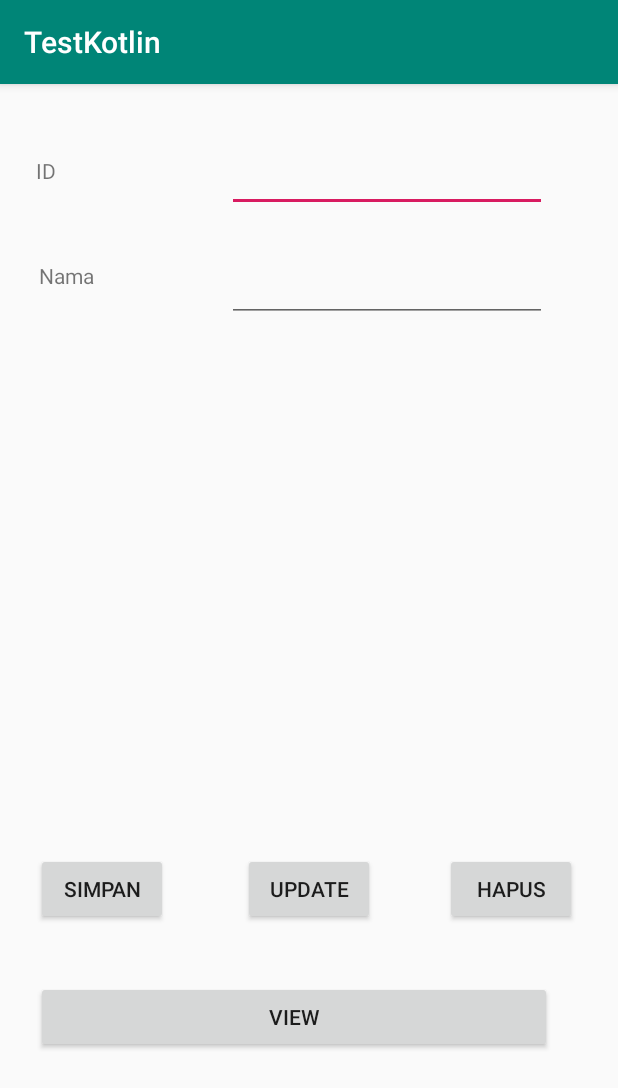
After one commit to ryansat/kotlin-php, an Android app: the CRUD screen opened directly, with no data from a screen before it, on a phone screen of 412 x 824 dp. The commit adds this screen. Shown: the top 1088 px of the screen. Run offline under Robolectric (Android 15) with nearby library versions, the phone set to English and light mode, and no system bars.

Commit message:
add crud
add crud kotlin

```diff
--- a/app/src/main/AndroidManifest.xml
+++ b/app/src/main/AndroidManifest.xml
@@ -35,6 +35,8 @@
         </activity>
         <activity android:name=".MainHome">
         </activity>
+        <activity android:name=".CRUD">
+        </activity>
     </application>
 
 </manifest>
--- /dev/null
+++ b/app/src/main/res/layout/activity_crud.xml
@@ -0,0 +1,57 @@
+<?xml version="1.0" encoding="utf-8"?>
+<RelativeLayout
+        xmlns:android="http://schemas.android.com/apk/res/android"
+        xmlns:tools="http://schemas.android.com/tools"
+        xmlns:app="http://schemas.android.com/apk/res-auto"
+        android:layout_width="match_parent"
+        android:layout_height="match_parent"
+        tools:context=".CRUD">
+
+    <Button
+            android:text="Simpan"
+            android:layout_width="wrap_content"
+            android:layout_height="wrap_content" tools:layout_editor_absoluteY="268dp"
+            tools:layout_editor_absoluteX="16dp" android:id="@+id/button" android:layout_alignParentStart="true"
+            android:layout_marginStart="24dp" android:layout_alignParentBottom="true"
+            android:layout_marginBottom="207dp" android:onClick="btnSimpan"/>
+    <Button
+            android:text="UPDATE"
+            android:layout_width="wrap_content"
+            android:layout_height="wrap_content" android:layout_centerHorizontal="true"
+            android:layout_alignTop="@+id/button" android:id="@+id/button2" android:onClick="btnUpdate"/>
+    <Button
+            android:text="HAPUS"
+            android:layout_width="wrap_content"
+            android:layout_height="wrap_content" android:layout_alignParentEnd="true" android:layout_marginEnd="27dp"
+            android:layout_alignTop="@+id/button" android:id="@+id/button3" android:onClick="btnHapus"/>
+    <EditText
+            android:layout_width="wrap_content"
+            android:layout_height="wrap_content"
+            android:inputType="textPersonName"
+            android:ems="10"
+            android:layout_alignParentEnd="true" android:layout_alignParentTop="true" android:layout_marginEnd="47dp"
+            android:id="@+id/editText" android:layout_marginTop="40dp"/>
+    <EditText
+            android:layout_width="wrap_content"
+            android:layout_height="wrap_content"
+            android:inputType="textPersonName"
+            android:ems="10"
+            android:layout_alignParentTop="true" android:layout_alignEnd="@+id/editText" android:id="@+id/editText2"
+            android:layout_marginTop="113dp"/>
+    <TextView
+            android:text="ID"
+            android:layout_width="65dp"
+            android:layout_height="33dp" android:layout_alignParentTop="true" android:id="@+id/textView"
+            android:layout_marginTop="48dp" android:layout_alignStart="@+id/button"/>
+    <TextView
+            android:text="Nama"
+            android:layout_width="65dp"
+            android:layout_height="33dp" android:layout_alignParentTop="true" android:id="@+id/textView2"
+            android:layout_marginTop="118dp" android:layout_alignStart="@+id/button" android:layout_marginStart="2dp"/>
+    <Button
+            android:text="VIEW"
+            android:layout_width="344dp"
+            android:layout_height="wrap_content" android:layout_alignEnd="@+id/button"
+            android:layout_alignParentBottom="true" android:id="@+id/button4" android:layout_marginBottom="122dp"
+            android:layout_marginEnd="-256dp"/>
+</RelativeLayout>
```
Also changed, not shown: app/src/main/java/com/example/asus/testkotlin/CRUD.kt (added, +144 -0 lines), app/src/main/java/com/example/asus/testkotlin/MainHome.kt (+8 -0 lines), app/src/main/res/layout/activity_main_home.xml (+8 -2 lines).
